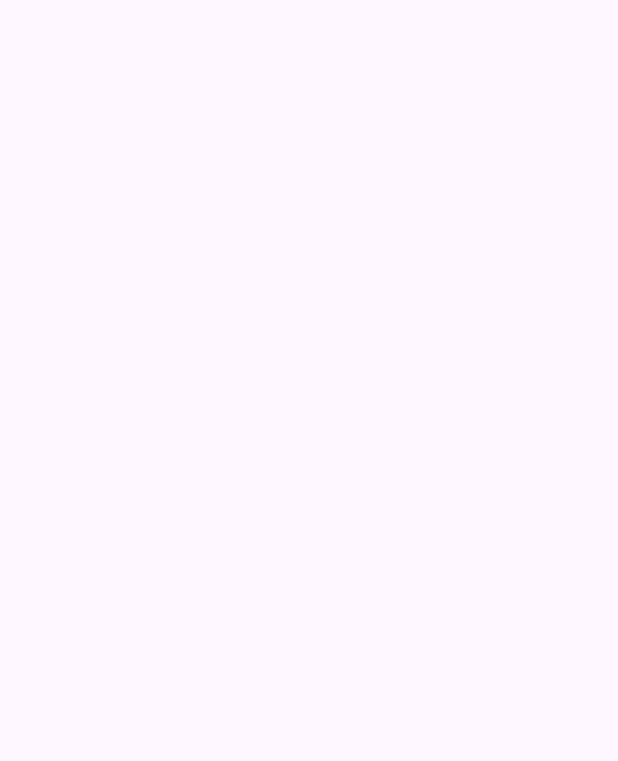
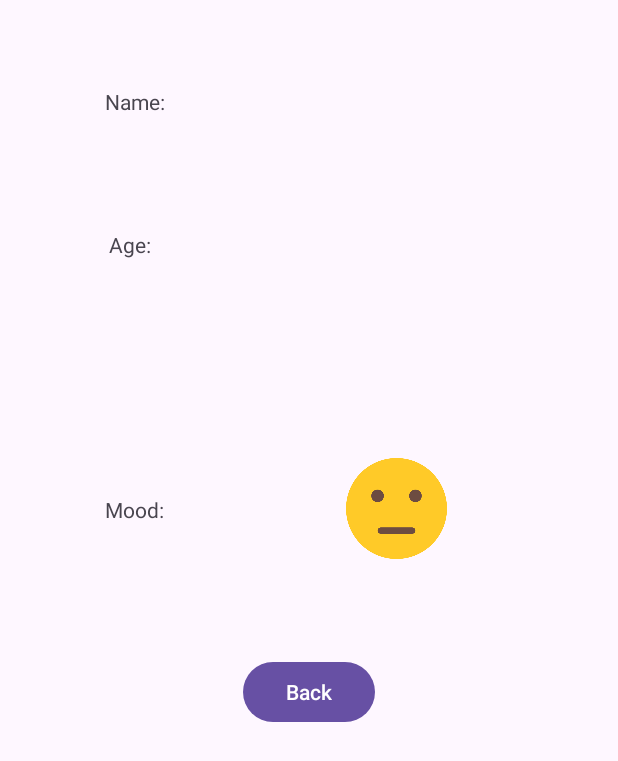
Before and after one commit to mihirphatak/IntentsDemo, an Android app: the ProfileDisplay screen opened directly, with no data from a screen before it, on a phone screen of 412 x 824 dp. Before the commit the part shown is empty. Shown: the top 761 px of the screen. Run offline under Robolectric (Android 15) with nearby library versions, the phone set to English and light mode, and no system bars.

Commit message:
Display of user input complete

```diff
--- a/app/src/main/res/layout/activity_profile_display.xml
+++ b/app/src/main/res/layout/activity_profile_display.xml
@@ -4,6 +4,105 @@
     xmlns:tools="http://schemas.android.com/tools"
     android:layout_width="match_parent"
     android:layout_height="match_parent"
-    tools:context=".ProfileDisplay">
+    tools:context=".ProfileDisplay"
+    android:padding="10dp">
 
+    <TextView
+        android:id="@+id/textViewNameLabel"
+        android:layout_width="wrap_content"
+        android:layout_height="wrap_content"
+        android:layout_marginStart="60dp"
+        android:text="@string/name"
+        app:layout_constraintBottom_toBottomOf="@+id/textViewNameValue"
+        app:layout_constraintEnd_toStartOf="@+id/textViewNameValue"
+        app:layout_constraintHorizontal_bias="0.0"
+        app:layout_constraintStart_toStartOf="parent"
+        app:layout_constraintTop_toTopOf="@+id/textViewNameValue"
+        app:layout_constraintVertical_bias="0.0" />
+
+    <TextView
+        android:id="@+id/textViewNameValue"
+        android:layout_width="wrap_content"
+        android:layout_height="wrap_content"
+        android:layout_marginTop="48dp"
+        android:layout_marginEnd="60dp"
+        app:layout_constraintEnd_toEndOf="parent"
+        app:layout_constraintTop_toTopOf="parent" />
+
+    <TextView
+        android:id="@+id/textViewAgeLabel"
+        android:layout_width="wrap_content"
+        android:layout_height="wrap_content"
+        android:layout_marginStart="60dp"
+        android:text="@string/age"
+        app:layout_constraintBottom_toBottomOf="@+id/textViewAgeValue"
+        app:layout_constraintEnd_toStartOf="@+id/textViewAgeValue"
+        app:layout_constraintHorizontal_bias="0.012"
+        app:layout_constraintStart_toStartOf="parent"
+        app:layout_constraintTop_toTopOf="@+id/textViewAgeValue"
+        app:layout_constraintVertical_bias="1.0" />
+
+    <TextView
+        android:id="@+id/textViewAgeValue"
+        android:layout_width="wrap_content"
+        android:layout_height="wrap_content"
+        android:layout_marginTop="76dp"
+        android:layout_marginEnd="60dp"
+        app:layout_constraintEnd_toEndOf="parent"
+        app:layout_constraintTop_toBottomOf="@+id/textViewNameValue" />
+
+    <TextView
+        android:id="@+id/textView5"
+        android:layout_width="wrap_content"
+        android:layout_height="wrap_content"
+        android:layout_marginStart="60dp"
+        android:layout_marginEnd="60dp"
+        android:text="@string/mood"
+        app:layout_constraintBottom_toBottomOf="@+id/imageViewDisplay"
+        app:layout_constraintEnd_toStartOf="@+id/imageViewDisplay"
+        app:layout_constraintHorizontal_bias="0.0"
+        app:layout_constraintStart_toStartOf="parent"
+        app:layout_constraintTop_toTopOf="@+id/imageViewDisplay"
+        app:layout_constraintVertical_bias="0.519" />
+
+    <ImageView
+        android:id="@+id/imageViewDisplay"
+        android:layout_width="67dp"
+        android:layout_height="71dp"
+        android:layout_marginEnd="44dp"
+        app:layout_constraintBottom_toBottomOf="@+id/textViewMoodTag"
+        app:layout_constraintEnd_toStartOf="@+id/textViewMoodTag"
+        app:layout_constraintTop_toTopOf="@+id/textViewMoodTag"
+        app:layout_constraintVertical_bias="0.519"
+        app:srcCompat="@drawable/ok" />
+
+    <TextView
+        android:id="@+id/textViewMoodTag"
+        android:layout_width="wrap_content"
+        android:layout_height="wrap_content"
+        android:layout_marginEnd="60dp"
+        android:layout_marginBottom="412dp"
+        app:layout_constraintBottom_toBottomOf="parent"
+        app:layout_constraintEnd_toEndOf="parent"
+        app:layout_constraintTop_toBottomOf="@+id/textViewAgeValue"
+        app:layout_constraintVertical_bias="0.748" />
+
+    <Button
+        android:id="@+id/buttonBack"
+        android:layout_width="wrap_content"
+        android:layout_height="wrap_content"
+        android:text="@string/back"
+        app:layout_constraintBottom_toBottomOf="parent"
+        app:layout_constraintEnd_toEndOf="parent"
+        app:layout_constraintStart_toStartOf="parent"
+        app:layout_constraintTop_toTopOf="parent"
+        app:layout_constraintVertical_bias="0.565" />
+
+    <TextView
+        android:id="@+id/textViewMoodStatus"
+        android:layout_width="wrap_content"
+        android:layout_height="wrap_content"
+        app:layout_constraintEnd_toEndOf="@+id/imageViewDisplay"
+        app:layout_constraintStart_toStartOf="@+id/imageViewDisplay"
+        app:layout_constraintTop_toBottomOf="@+id/imageViewDisplay" />
 </androidx.constraintlayout.widget.ConstraintLayout>
--- a/app/src/main/res/values-night/strings.xml
+++ b/app/src/main/res/values-night/strings.xml
@@ -8,4 +8,6 @@
     <string name="submitMood">Submit</string>
     <string name="dept_cancel">Cancel</string>
     <string name="mood_submit">Submit</string>
+    <string name="name_label">Name:</string>
+    <string name="back">Back</string>
 </resources>
--- a/app/src/main/res/values/strings.xml
+++ b/app/src/main/res/values/strings.xml
@@ -9,4 +9,6 @@
     <string name="submitMood">Submit</string>
     <string name="mood_cancel">Cancel</string>
     <string name="mood_submit">Submit</string>
+    <string name="name_label">Name:</string>
+    <string name="back">Back</string>
 </resources>
```
Also changed, not shown: app/src/main/java/com/example/intentsdemo/MainActivity.java (+6 -1 lines), app/src/main/java/com/example/intentsdemo/ProfileDisplay.java (+47 -0 lines), app/src/main/java/com/example/intentsdemo/User.java (added, +38 -0 lines).
